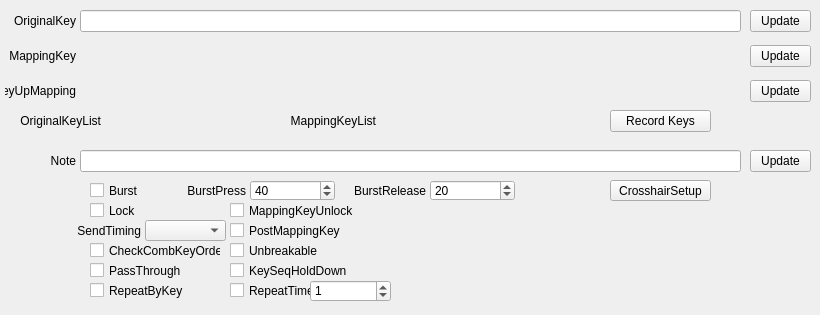
Above: QKeyMapper/qitemsetupdialog.ui from Zalafina/QKeyMapper before the change. Below: the same form after it.
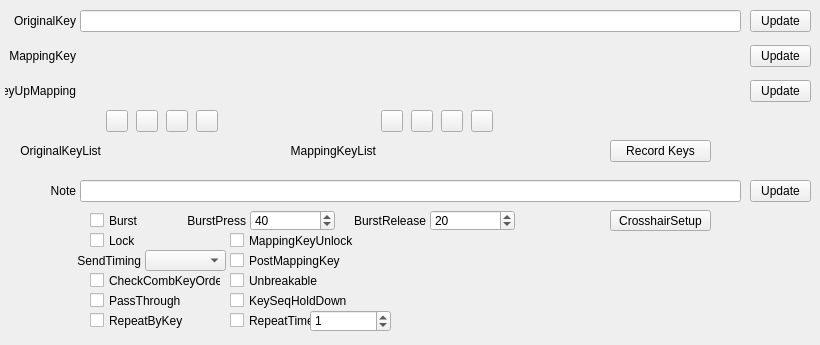
That is the form after the change.

Commit message: Add Category Buttons for QItemSetupDialog original & mapping key lists.

```diff
--- a/QKeyMapper/qitemsetupdialog.ui
+++ b/QKeyMapper/qitemsetupdialog.ui
@@ -7,7 +7,7 @@
     <x>0</x>
     <y>0</y>
     <width>820</width>
-    <height>315</height>
+    <height>345</height>
    </rect>
   </property>
   <property name="sizePolicy">
@@ -19,13 +19,13 @@
   <property name="minimumSize">
    <size>
     <width>820</width>
-    <height>315</height>
+    <height>345</height>
    </size>
   </property>
   <property name="maximumSize">
    <size>
     <width>820</width>
-    <height>315</height>
+    <height>345</height>
    </size>
   </property>
   <property name="windowTitle">
@@ -35,7 +35,7 @@
    <property name="geometry">
     <rect>
      <x>90</x>
-     <y>180</y>
+     <y>210</y>
      <width>101</width>
      <height>21</height>
     </rect>
@@ -54,7 +54,7 @@
    <property name="geometry">
     <rect>
      <x>90</x>
-     <y>200</y>
+     <y>230</y>
      <width>101</width>
      <height>21</height>
     </rect>
@@ -73,7 +73,7 @@
    <property name="geometry">
     <rect>
      <x>90</x>
-     <y>260</y>
+     <y>290</y>
      <width>131</width>
      <height>21</height>
     </rect>
@@ -92,7 +92,7 @@
    <property name="geometry">
     <rect>
      <x>250</x>
-     <y>180</y>
+     <y>210</y>
      <width>85</width>
      <height>21</height>
     </rect>
@@ -108,7 +108,7 @@
    <property name="geometry">
     <rect>
      <x>165</x>
-     <y>180</y>
+     <y>210</y>
      <width>81</width>
      <height>21</height>
     </rect>
@@ -124,7 +124,7 @@
    <property name="geometry">
     <rect>
      <x>335</x>
-     <y>180</y>
+     <y>210</y>
      <width>91</width>
      <height>21</height>
     </rect>
@@ -140,7 +140,7 @@
    <property name="geometry">
     <rect>
      <x>430</x>
-     <y>180</y>
+     <y>210</y>
      <width>85</width>
      <height>21</height>
     </rect>
@@ -198,7 +198,7 @@
    <property name="geometry">
     <rect>
      <x>0</x>
-     <y>110</y>
+     <y>140</y>
      <width>101</width>
      <height>22</height>
     </rect>
@@ -214,7 +214,7 @@
    <property name="geometry">
     <rect>
      <x>275</x>
-     <y>110</y>
+     <y>140</y>
      <width>101</width>
      <height>22</height>
     </rect>
@@ -268,7 +268,7 @@
    <property name="geometry">
     <rect>
      <x>230</x>
-     <y>260</y>
+     <y>290</y>
      <width>141</width>
      <height>21</height>
     </rect>
@@ -287,7 +287,7 @@
    <property name="geometry">
     <rect>
      <x>90</x>
-     <y>280</y>
+     <y>310</y>
      <width>131</width>
      <height>21</height>
     </rect>
@@ -306,7 +306,7 @@
    <property name="geometry">
     <rect>
      <x>230</x>
-     <y>280</y>
+     <y>310</y>
      <width>91</width>
      <height>21</height>
     </rect>
@@ -325,7 +325,7 @@
    <property name="geometry">
     <rect>
      <x>310</x>
-     <y>280</y>
+     <y>310</y>
      <width>81</width>
      <height>22</height>
     </rect>
@@ -341,7 +341,7 @@
    <property name="geometry">
     <rect>
      <x>5</x>
-     <y>150</y>
+     <y>180</y>
      <width>71</width>
      <height>22</height>
     </rect>
@@ -357,7 +357,7 @@
    <property name="geometry">
     <rect>
      <x>80</x>
-     <y>150</y>
+     <y>180</y>
      <width>661</width>
      <height>22</height>
     </rect>
@@ -367,7 +367,7 @@
    <property name="geometry">
     <rect>
      <x>750</x>
-     <y>150</y>
+     <y>180</y>
      <width>61</width>
      <height>22</height>
     </rect>
@@ -386,7 +386,7 @@
    <property name="geometry">
     <rect>
      <x>230</x>
-     <y>200</y>
+     <y>230</y>
      <width>141</width>
      <height>21</height>
     </rect>
@@ -440,7 +440,7 @@
    <property name="geometry">
     <rect>
      <x>145</x>
-     <y>220</y>
+     <y>250</y>
      <width>81</width>
      <height>21</height>
     </rect>
@@ -459,7 +459,7 @@
    <property name="geometry">
     <rect>
      <x>70</x>
-     <y>220</y>
+     <y>250</y>
      <width>71</width>
      <height>21</height>
     </rect>
@@ -475,7 +475,7 @@
    <property name="geometry">
     <rect>
      <x>610</x>
-     <y>110</y>
+     <y>140</y>
      <width>101</width>
      <height>22</height>
     </rect>
@@ -494,7 +494,7 @@
    <property name="geometry">
     <rect>
      <x>90</x>
-     <y>240</y>
+     <y>270</y>
      <width>131</width>
      <height>21</height>
     </rect>
@@ -513,7 +513,7 @@
    <property name="geometry">
     <rect>
      <x>230</x>
-     <y>240</y>
+     <y>270</y>
      <width>131</width>
      <height>21</height>
     </rect>
@@ -532,7 +532,7 @@
    <property name="geometry">
     <rect>
      <x>230</x>
-     <y>220</y>
+     <y>250</y>
      <width>141</width>
      <height>21</height>
     </rect>
@@ -551,7 +551,7 @@
    <property name="geometry">
     <rect>
      <x>610</x>
-     <y>180</y>
+     <y>210</y>
      <width>101</width>
      <height>21</height>
     </rect>
@@ -566,6 +566,230 @@
     <bool>false</bool>
    </property>
   </widget>
+  <widget class="QPushButton" name="oriList_SelectGamepadButton">
+   <property name="geometry">
+    <rect>
+     <x>166</x>
+     <y>110</y>
+     <width>22</width>
+     <height>22</height>
+    </rect>
+   </property>
+   <property name="focusPolicy">
+    <enum>Qt::FocusPolicy::NoFocus</enum>
+   </property>
+   <property name="text">
+    <string/>
+   </property>
+   <property name="iconSize">
+    <size>
+     <width>16</width>
+     <height>16</height>
+    </size>
+   </property>
+   <property name="checkable">
+    <bool>true</bool>
+   </property>
+   <property name="autoDefault">
+    <bool>false</bool>
+   </property>
+  </widget>
+  <widget class="QPushButton" name="oriList_SelectKeyboardButton">
+   <property name="geometry">
+    <rect>
+     <x>106</x>
+     <y>110</y>
+     <width>22</width>
+     <height>22</height>
+    </rect>
+   </property>
+   <property name="focusPolicy">
+    <enum>Qt::FocusPolicy::NoFocus</enum>
+   </property>
+   <property name="text">
+    <string/>
+   </property>
+   <property name="iconSize">
+    <size>
+     <width>16</width>
+     <height>16</height>
+    </size>
+   </property>
+   <property name="checkable">
+    <bool>true</bool>
+   </property>
+   <property name="autoDefault">
+    <bool>false</bool>
+   </property>
+  </widget>
+  <widget class="QPushButton" name="oriList_SelectMouseButton">
+   <property name="geometry">
+    <rect>
+     <x>136</x>
+     <y>110</y>
+     <width>22</width>
+     <height>22</height>
+    </rect>
+   </property>
+   <property name="focusPolicy">
+    <enum>Qt::FocusPolicy::NoFocus</enum>
+   </property>
+   <property name="text">
+    <string/>
+   </property>
+   <property name="iconSize">
+    <size>
+     <width>16</width>
+     <height>16</height>
+    </size>
+   </property>
+   <property name="checkable">
+    <bool>true</bool>
+   </property>
+   <property name="autoDefault">
+    <bool>false</bool>
+   </property>
+  </widget>
+  <widget class="QPushButton" name="oriList_SelectFunctionButton">
+   <property name="geometry">
+    <rect>
+     <x>196</x>
+     <y>110</y>
+     <width>22</width>
+     <height>22</height>
+    </rect>
+   </property>
+   <property name="focusPolicy">
+    <enum>Qt::FocusPolicy::NoFocus</enum>
+   </property>
+   <property name="text">
+    <string/>
+   </property>
+   <property name="iconSize">
+    <size>
+     <width>16</width>
+     <height>16</height>
+    </size>
+   </property>
+   <property name="checkable">
+    <bool>true</bool>
+   </property>
+   <property name="autoDefault">
+    <bool>false</bool>
+   </property>
+  </widget>
+  <widget class="QPushButton" name="mapList_SelectFunctionButton">
+   <property name="geometry">
+    <rect>
+     <x>471</x>
+     <y>110</y>
+     <width>22</width>
+     <height>22</height>
+    </rect>
+   </property>
+   <property name="focusPolicy">
+    <enum>Qt::FocusPolicy::NoFocus</enum>
+   </property>
+   <property name="text">
+    <string/>
+   </property>
+   <property name="iconSize">
+    <size>
+     <width>16</width>
+     <height>16</height>
+    </size>
+   </property>
+   <property name="checkable">
+    <bool>true</bool>
+   </property>
+   <property name="autoDefault">
+    <bool>false</bool>
+   </property>
+  </widget>
+  <widget class="QPushButton" name="mapList_SelectMouseButton">
+   <property name="geometry">
+    <rect>
+     <x>411</x>
+     <y>110</y>
+     <width>22</width>
+     <height>22</height>
+    </rect>
+   </property>
+   <property name="focusPolicy">
+    <enum>Qt::FocusPolicy::NoFocus</enum>
+   </property>
+   <property name="text">
+    <string/>
+   </property>
+   <property name="iconSize">
+    <size>
+     <width>16</width>
+     <height>16</height>
+    </size>
+   </property>
+   <property name="checkable">
+    <bool>true</bool>
+   </property>
+   <property name="autoDefault">
+    <bool>false</bool>
+   </property>
+  </widget>
+  <widget class="QPushButton" name="mapList_SelectGamepadButton">
+   <property name="geometry">
+    <rect>
+     <x>441</x>
+     <y>110</y>
+     <width>22</width>
+     <height>22</height>
+    </rect>
+   </property>
+   <property name="focusPolicy">
+    <enum>Qt::FocusPolicy::NoFocus</enum>
+   </property>
+   <property name="text">
+    <string/>
+   </property>
+   <property name="iconSize">
+    <size>
+     <width>16</width>
+     <height>16</height>
+    </size>
+   </property>
+   <property name="checkable">
+    <bool>true</bool>
+   </property>
+   <property name="autoDefault">
+    <bool>false</bool>
+   </property>
+  </widget>
+  <widget class="QPushButton" name="mapList_SelectKeyboardButton">
+   <property name="geometry">
+    <rect>
+     <x>381</x>
+     <y>110</y>
+     <width>22</width>
+     <height>22</height>
+    </rect>
+   </property>
+   <property name="focusPolicy">
+    <enum>Qt::FocusPolicy::NoFocus</enum>
+   </property>
+   <property name="text">
+    <string/>
+   </property>
+   <property name="iconSize">
+    <size>
+     <width>16</width>
+     <height>16</height>
+    </size>
+   </property>
+   <property name="checkable">
+    <bool>true</bool>
+   </property>
+   <property name="autoDefault">
+    <bool>false</bool>
+   </property>
+  </widget>
  </widget>
  <resources/>
  <connections/>
```
The commit also changes 4 other files.
